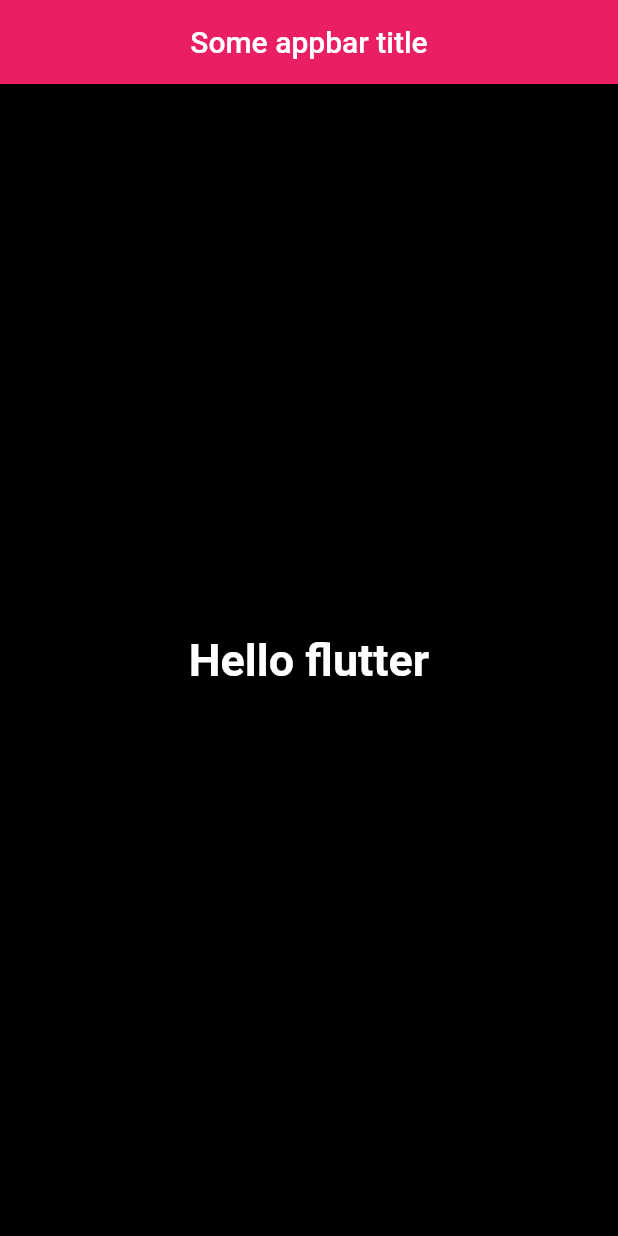
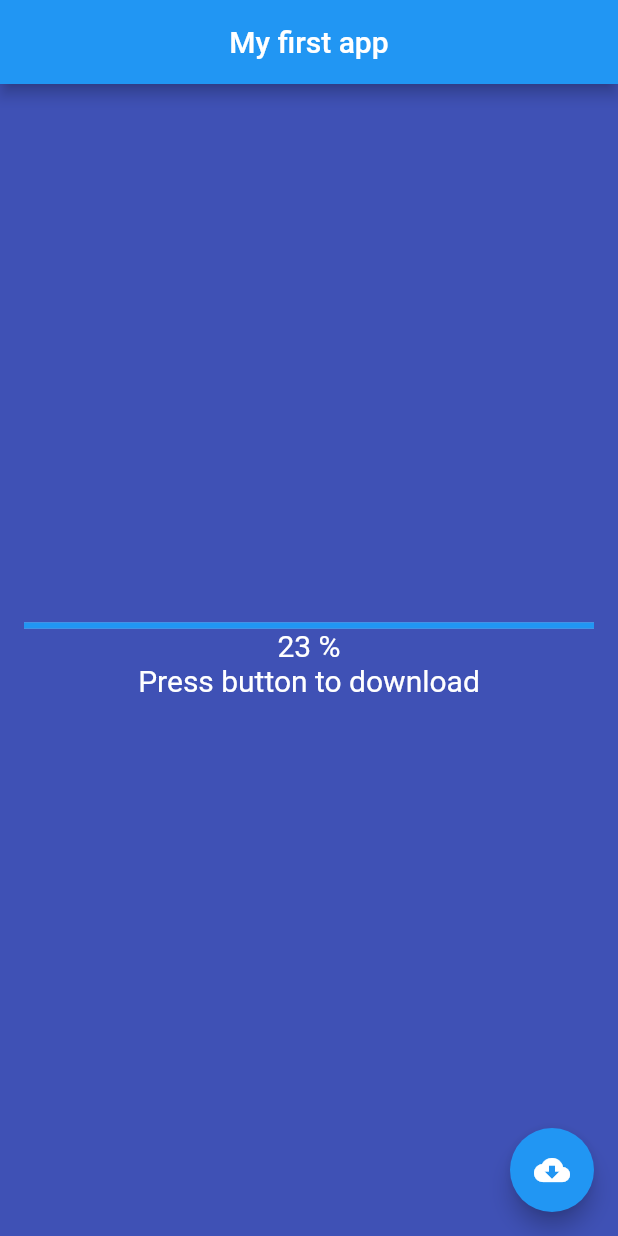
Before and after one commit to CODE-DK/hello_flutter, a Flutter app: the screen it shows after launch, on a phone screen of 412 x 824 dp. Run offline on Flutter 3.47's test engine with Material 2 defaults, Android fonts, the phone set to English and light mode, and no system bars.

Commit message:
Add first stateless widget

```diff
--- a/lib/main.dart
+++ b/lib/main.dart
@@ -1,22 +1,38 @@
 import 'package:flutter/material.dart';
 
 void main(List<String> args) {
-  runApp(MaterialApp(
-      home: Scaffold(
-    appBar: AppBar(
-      title: const Text('Some appbar title'),
-      centerTitle: true,
-      backgroundColor: Colors.pink,
-    ),
-    backgroundColor: Colors.black,
-    body: const Center(
-        child: Text('Hello flutter',
-            style: TextStyle(
-                fontSize: 30,
-                fontWeight: FontWeight.bold,
-                color: Colors.white
-                ),
-            textDirection: TextDirection.ltr)
+  runApp(const MyFirstApp());
+}
+
+class MyFirstApp extends StatelessWidget {
+  const MyFirstApp({Key? key}) : super(key: key);
+
+  @override
+  Widget build(BuildContext context) {
+    return MaterialApp(
+        home: Scaffold(
+            floatingActionButton: const FloatingActionButton(
+              onPressed: null,
+              child: Icon(Icons.cloud_download),
             ),
-  )));
+            appBar: AppBar(
+              title: const Text('My first app'),
+              centerTitle: true,
+            ),
+            backgroundColor: Colors.indigo,
+            body: Center(
+                child: Container(
+                    padding: const EdgeInsets.all(16),
+                    child: Column(
+                      mainAxisAlignment: MainAxisAlignment.center,
+                      children: const [
+                        LinearProgressIndicator(value: 23),
+                        Text('23 %',
+                            style:
+                                TextStyle(color: Colors.white, fontSize: 20)),
+                        Text('Press button to download',
+                            style: TextStyle(color: Colors.white, fontSize: 20))
+                      ],
+                    )))));
+  }
 }
```
